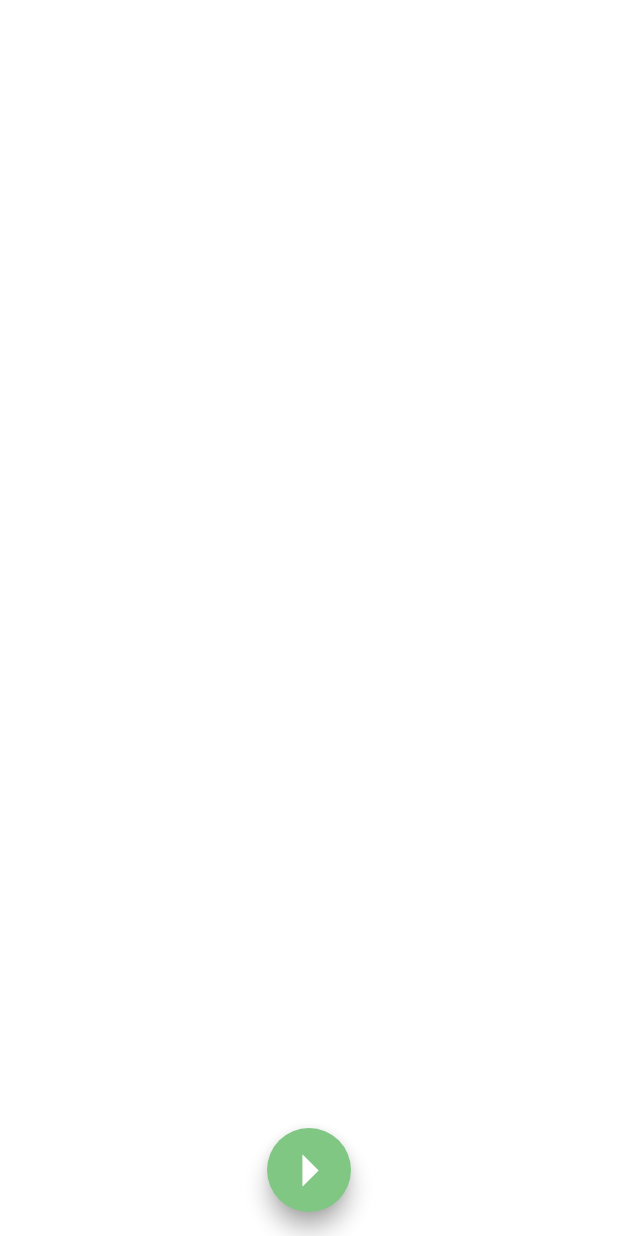
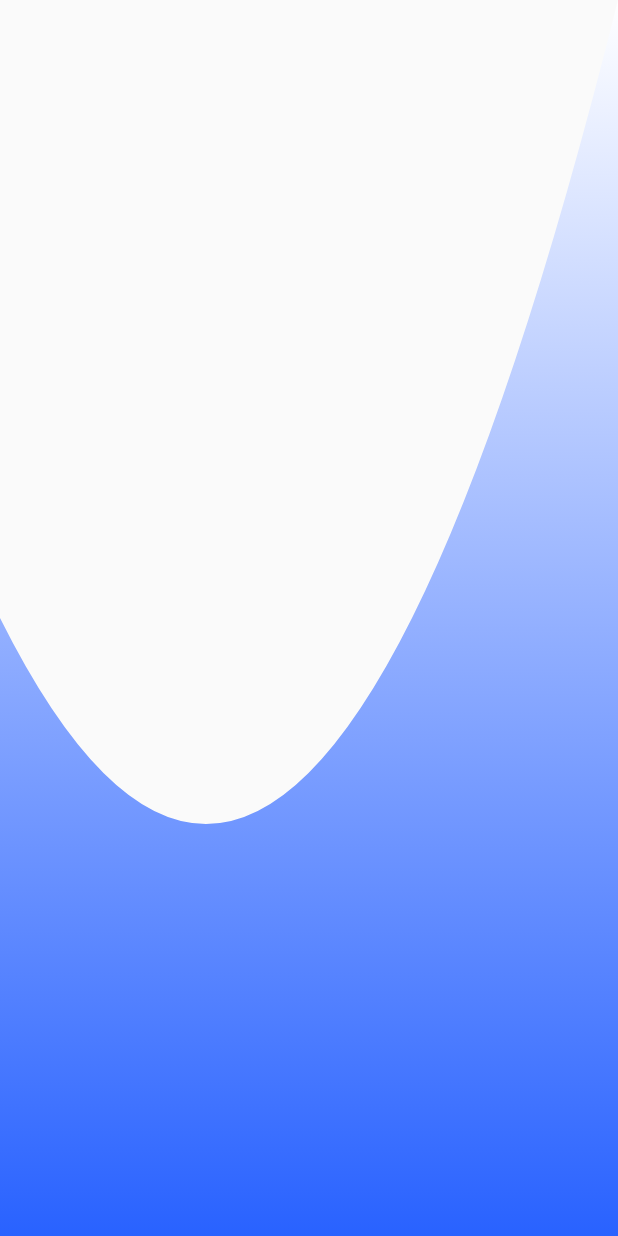
Before and after one commit to CodeRebirth/accountingapp, a Flutter app: the screen it shows after launch, on a phone screen of 412 x 824 dp. Run offline on Flutter 3.47's test engine with Material 2 defaults, Android fonts, the phone set to English and light mode, and no system bars.

Commit message:
Newly done

```diff
--- /dev/null
+++ b/lib/clipper.dart
@@ -0,0 +1,22 @@
+import 'package:flutter/material.dart';
+
+class Clipper extends CustomClipper<Path> {
+  @override
+  Path getClip(Size size) {
+    Path path = Path();
+    path.moveTo(0.0, size.height);
+    path.lineTo(0.0,size.height/2);
+    var firstpoint = Offset(0,size.height/2);
+    var controlpoint = Offset(size.width/2,size.height);
+    var endpoint = Offset(size.width,0.0);
+    path.quadraticBezierTo(controlpoint.dx, controlpoint.dy, firstpoint.dx,firstpoint.dy);
+    path.quadraticBezierTo(controlpoint.dx,controlpoint.dy,endpoint.dx,endpoint.dy);
+    path.lineTo(size.width,0.0);
+    path.lineTo(size.width,size.height);
+    path.close();
+    return path;
+  }
+  bool shouldReclip(CustomClipper oldClipper){
+    return false;
+  }
+}
--- a/lib/screens/welcome.dart
+++ b/lib/screens/welcome.dart
@@ -1,4 +1,6 @@
 import 'package:flutter/material.dart';
+import '../clipper.dart';
+
 class Welcome extends StatefulWidget {
   @override
   _WelcomeState createState() => _WelcomeState();
@@ -8,26 +10,17 @@ class _WelcomeState extends State<Welcome> with TickerProviderStateMixin{
   @override
   Widget build(BuildContext context) {
     return Scaffold(
-      floatingActionButton: FloatingActionButton(
-        onPressed: () {
-          Navigator.of(context).pushNamed("homepage");
-        },
-        child: Icon(
-          Icons.arrow_right,
-          size: 50,
-        ),
-        backgroundColor: Colors.green[300],
-      ),
-      floatingActionButtonLocation: FloatingActionButtonLocation.centerFloat,
-      body: Container(
-        color: Colors.white,
-        height: MediaQuery.of(context).size.height,
-        width: double.infinity,
-        child: Column(
-          children: [
-          ],
-        ),
-      ),
-    );
+    body:ClipPath(
+      clipper: Clipper(),
+          child: Container(
+            height: MediaQuery.of(context).size.height,
+            width: MediaQuery.of(context).size.width,
+            decoration: BoxDecoration(gradient: LinearGradient(begin: Alignment.bottomCenter,end: Alignment.topCenter,
+            colors: [Colors.blueAccent[700],Colors.white])),
+            child:Column(children: [
+            ],)
+          ),
+    ),
+  );
   }
 }
--- a/pubspec.yaml
+++ b/pubspec.yaml
@@ -27,6 +27,7 @@ dependencies:
   # The following adds the Cupertino Icons font to your application.
   # Use with the CupertinoIcons class for iOS style icons.
   cupertino_icons: ^1.0.0
+
 
 
 dev_dependencies:
```
